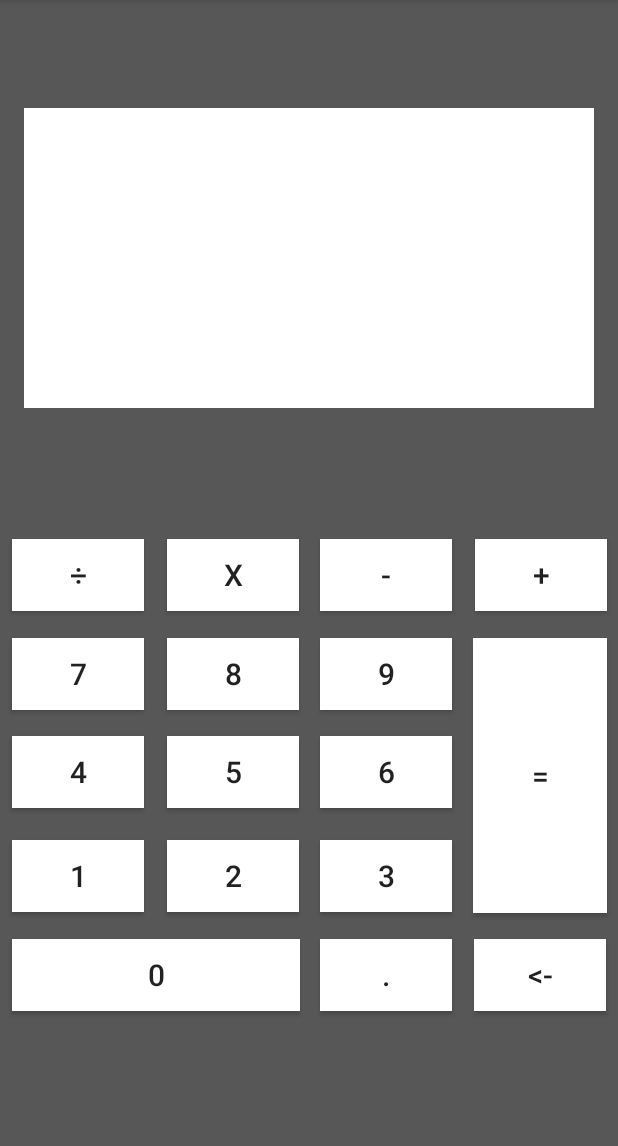
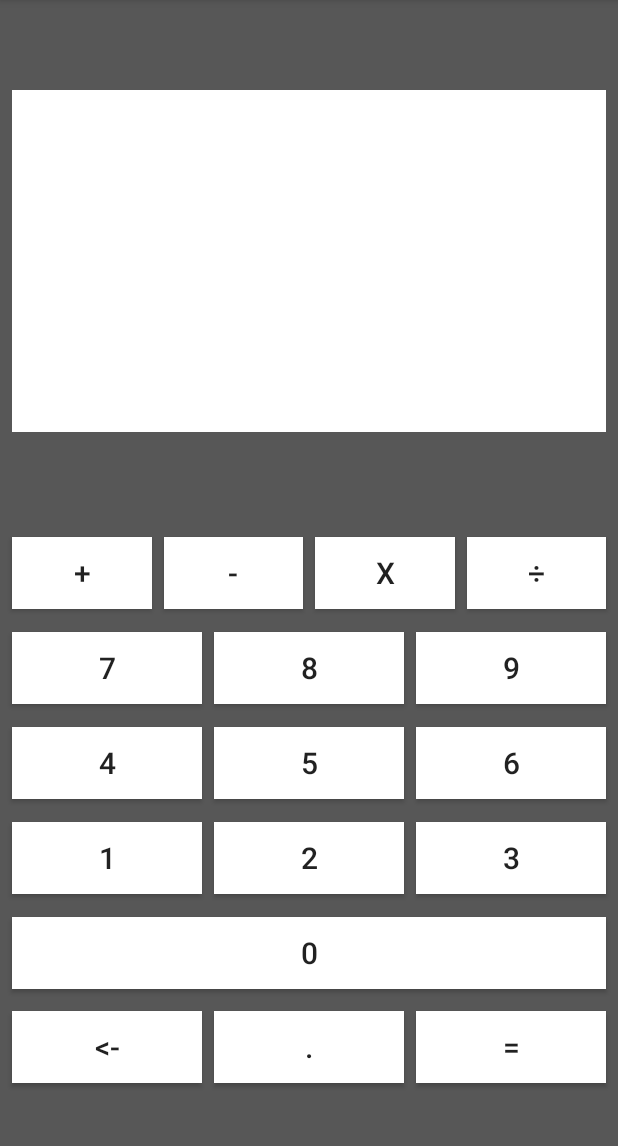
Before and after one commit to BR4C1N/Calculadora, an Android app: the screen it shows after launch (MainActivity), on a phone screen of 412 x 824 dp, the part 84-1230 px from its top. Run offline under Robolectric (Android 15) with nearby library versions, the phone set to English and light mode, and no system bars.

Commit message:
Alteração do Design

```diff
--- a/app/src/main/java/com/software/calculadora/MainActivity.java
+++ b/app/src/main/java/com/software/calculadora/MainActivity.java
@@ -57,13 +57,13 @@ public class MainActivity extends AppCompatActivity {
         botao8 = findViewById(R.id.botao8);
         botao9 = findViewById(R.id.botao9);
 
+        botaoAdicao = findViewById(R.id.botaoSomar);
+        botaoSubtrair = findViewById(R.id.botaoSubtrair);
+        botaoMultiplicacao = findViewById(R.id.botaoMultiplicar);
         botaoDivisao = findViewById(R.id.botaoDividir);
-        botaoMultiplicacao = findViewById(R.id.botaoMultiplicar);
-        botaoSubtrair = findViewById(R.id.botaoSubtrair);
-        botaoAdicao = findViewById(R.id.botaoAdicao);
+        botaoApagar = findViewById(R.id.botaoApagar);
         botaoPonto = findViewById(R.id.botaoPonto);
         botaoResultado = findViewById(R.id.botaoResultado);
-        botaoApagar = findViewById(R.id.botaoApagar);
 
         campoTexto = findViewById(R.id.campoTexto);
 
--- a/app/src/main/res/layout/activity_main.xml
+++ b/app/src/main/res/layout/activity_main.xml
@@ -8,231 +8,261 @@
     tools:context=".MainActivity">
 
     <Button
-        android:id="@+id/botaoDividir"
-        android:layout_width="wrap_content"
+        android:id="@+id/botaoSomar"
+        android:layout_width="0dp"
         android:layout_height="wrap_content"
         android:layout_marginStart="8dp"
-        android:layout_marginBottom="18dp"
+        android:layout_marginTop="70dp"
+        android:layout_marginEnd="4dp"
         android:background="#FFFFFF"
-        android:text="@string/divisao"
+        android:text="@string/somar"
         android:textSize="20sp"
-        app:layout_constraintBottom_toTopOf="@+id/botao7"
-        app:layout_constraintStart_toStartOf="parent" />
+        app:layout_constraintEnd_toStartOf="@+id/botaoSubtrair"
+        app:layout_constraintStart_toStartOf="parent"
+        app:layout_constraintTop_toBottomOf="@+id/campoTexto" />
 
     <Button
         android:id="@+id/botao9"
-        android:layout_width="wrap_content"
+        android:layout_width="0dp"
         android:layout_height="wrap_content"
-        android:layout_marginStart="14dp"
-        android:layout_marginEnd="14dp"
-        android:layout_marginBottom="17dp"
+        android:layout_marginStart="4dp"
+        android:layout_marginTop="15dp"
+        android:layout_marginEnd="8dp"
         android:background="#FFFFFF"
         android:text="@string/numero9"
         android:textSize="20sp"
-        app:layout_constraintBottom_toTopOf="@+id/botao6"
-        app:layout_constraintEnd_toStartOf="@+id/botaoResultado"
-        app:layout_constraintStart_toEndOf="@+id/botao8" />
+        app:layout_constraintEnd_toEndOf="parent"
+        app:layout_constraintStart_toEndOf="@+id/botao8"
+        app:layout_constraintTop_toBottomOf="@+id/botaoMultiplicar" />
 
     <Button
         android:id="@+id/botao6"
-        android:layout_width="wrap_content"
+        android:layout_width="0dp"
         android:layout_height="wrap_content"
-        android:layout_marginStart="14dp"
-        android:layout_marginEnd="14dp"
-        android:layout_marginBottom="21dp"
+        android:layout_marginStart="4dp"
+        android:layout_marginTop="15dp"
+        android:layout_marginEnd="8dp"
         android:background="#FFFFFF"
         android:text="@string/numero6"
         android:textSize="20sp"
-        app:layout_constraintBottom_toTopOf="@+id/botao3"
-        app:layout_constraintEnd_toStartOf="@+id/botaoResultado"
-        app:layout_constraintStart_toEndOf="@+id/botao5" />
+        app:layout_constraintEnd_toEndOf="parent"
+        app:layout_constraintStart_toEndOf="@+id/botao5"
+        app:layout_constraintTop_toBottomOf="@+id/botao9" />
 
     <Button
         android:id="@+id/botao8"
-        android:layout_width="wrap_content"
+        android:layout_width="0dp"
         android:layout_height="wrap_content"
-        android:layout_marginStart="15dp"
-        android:layout_marginBottom="17dp"
+        android:layout_marginStart="4dp"
+        android:layout_marginTop="15dp"
+        android:layout_marginEnd="4dp"
         android:background="#FFFFFF"
         android:text="@string/numero8"
         android:textSize="20sp"
-        app:layout_constraintBottom_toTopOf="@+id/botao5"
-        app:layout_constraintStart_toEndOf="@+id/botao7" />
+        app:layout_constraintEnd_toStartOf="@+id/botao9"
+        app:layout_constraintStart_toEndOf="@+id/botao7"
+        app:layout_constraintTop_toBottomOf="@+id/botaoSubtrair" />
 
     <Button
         android:id="@+id/botao0"
-        android:layout_width="192dp"
+        android:layout_width="0dp"
         android:layout_height="wrap_content"
         android:layout_marginStart="8dp"
-        android:layout_marginBottom="94dp"
+        android:layout_marginTop="15dp"
+        android:layout_marginEnd="8dp"
         android:background="#FFFFFF"
         android:text="@string/numero0"
         android:textSize="20sp"
-        app:layout_constraintBottom_toBottomOf="parent"
-        app:layout_constraintStart_toStartOf="parent" />
+        app:layout_constraintEnd_toEndOf="parent"
+        app:layout_constraintStart_toStartOf="parent"
+        app:layout_constraintTop_toBottomOf="@+id/botao1" />
 
     <Button
         android:id="@+id/botao5"
-        android:layout_width="wrap_content"
+        android:layout_width="0dp"
         android:layout_height="wrap_content"
-        android:layout_marginStart="15dp"
-        android:layout_marginBottom="21dp"
+        android:layout_marginStart="4dp"
+        android:layout_marginTop="15dp"
+        android:layout_marginEnd="4dp"
         android:background="#FFFFFF"
         android:text="@string/numero5"
         android:textSize="20sp"
-        app:layout_constraintBottom_toTopOf="@+id/botao2"
-        app:layout_constraintStart_toEndOf="@+id/botao4" />
+        app:layout_constraintEnd_toStartOf="@+id/botao6"
+        app:layout_constraintStart_toEndOf="@+id/botao4"
+        app:layout_constraintTop_toBottomOf="@+id/botao8" />
 
     <Button
-        android:id="@+id/botaoSubtrair"
-        android:layout_width="wrap_content"
+        android:id="@+id/botaoMultiplicar"
+        android:layout_width="0dp"
         android:layout_height="wrap_content"
-        android:layout_marginStart="14dp"
-        android:layout_marginBottom="18dp"
+        android:layout_marginStart="4dp"
+        android:layout_marginTop="70dp"
+        android:layout_marginEnd="4dp"
         android:background="#FFFFFF"
-        android:text="@string/subtracao"
+        android:text="@string/multiplicacao"
         android:textSize="20sp"
-        app:layout_constraintBottom_toTopOf="@+id/botao9"
-        app:layout_constraintStart_toEndOf="@+id/botaoMultiplicar"
+        app:layout_constraintEnd_toStartOf="@+id/botaoDividir"
+        app:layout_constraintStart_toEndOf="@+id/botaoSubtrair"
+        app:layout_constraintTop_toBottomOf="@+id/campoTexto"
         tools:ignore="TextContrastCheck" />
 
     <Button
         android:id="@+id/botao2"
-        android:layout_width="wrap_content"
+        android:layout_width="0dp"
         android:layout_height="wrap_content"
-        android:layout_marginStart="15dp"
-        android:layout_marginBottom="18dp"
+        android:layout_marginStart="4dp"
+        android:layout_marginTop="15dp"
+        android:layout_marginEnd="4dp"
         android:background="#FFFFFF"
         android:text="@string/numero2"
         android:textSize="20sp"
-        app:layout_constraintBottom_toTopOf="@+id/botao0"
-        app:layout_constraintStart_toEndOf="@+id/botao1" />
+        app:layout_constraintEnd_toStartOf="@+id/botao3"
+        app:layout_constraintStart_toEndOf="@+id/botao1"
+        app:layout_constraintTop_toBottomOf="@+id/botao5" />
 
     <Button
         android:id="@+id/botaoApagar"
-        android:layout_width="wrap_content"
+        android:layout_width="0dp"
         android:layout_height="wrap_content"
-        android:layout_marginStart="14dp"
-        android:layout_marginEnd="8dp"
-        android:layout_marginBottom="94dp"
+        android:layout_marginStart="8dp"
+        android:layout_marginTop="15dp"
+        android:layout_marginEnd="4dp"
+        android:layout_marginBottom="47dp"
         android:background="#FFFFFF"
         android:text="@string/apagar"
         android:textSize="20sp"
         app:layout_constraintBottom_toBottomOf="parent"
-        app:layout_constraintEnd_toEndOf="parent"
-        app:layout_constraintStart_toEndOf="@+id/botaoPonto" />
+        app:layout_constraintEnd_toStartOf="@+id/botaoPonto"
+        app:layout_constraintStart_toStartOf="parent"
+        app:layout_constraintTop_toBottomOf="@+id/botao0" />
 
     <Button
         android:id="@+id/botao3"
-        android:layout_width="wrap_content"
+        android:layout_width="0dp"
         android:layout_height="wrap_content"
-        android:layout_marginStart="14dp"
-        android:layout_marginEnd="14dp"
-        android:layout_marginBottom="18dp"
+        android:layout_marginStart="4dp"
+        android:layout_marginTop="15dp"
+        android:layout_marginEnd="8dp"
         android:background="#FFFFFF"
         android:text="@string/numero3"
         android:textSize="20sp"
-        app:layout_constraintBottom_toTopOf="@+id/botaoPonto"
-        app:layout_constraintEnd_toStartOf="@+id/botaoResultado"
-        app:layout_constraintStart_toEndOf="@+id/botao2" />
+        app:layout_constraintEnd_toEndOf="parent"
+        app:layout_constraintStart_toEndOf="@+id/botao2"
+        app:layout_constraintTop_toBottomOf="@+id/botao6" />
 
     <Button
         android:id="@+id/botao1"
-        android:layout_width="wrap_content"
+        android:layout_width="0dp"
         android:layout_height="wrap_content"
         android:layout_marginStart="8dp"
-        android:layout_marginBottom="18dp"
+        android:layout_marginTop="15dp"
+        android:layout_marginEnd="4dp"
         android:background="#FFFFFF"
         android:text="@string/numero1"
         android:textSize="20sp"
-        app:layout_constraintBottom_toTopOf="@+id/botao0"
+        app:layout_constraintEnd_toStartOf="@+id/botao2"
         app:layout_constraintStart_toStartOf="parent"
+        app:layout_constraintTop_toBottomOf="@+id/botao4"
         tools:ignore="TextContrastCheck" />
 
     <Button
         android:id="@+id/botao4"
-        android:layout_width="wrap_content"
+        android:layout_width="0dp"
         android:layout_height="wrap_content"
         android:layout_marginStart="8dp"
-        android:layout_marginBottom="21dp"
+        android:layout_marginTop="15dp"
+        android:layout_marginEnd="4dp"
         android:background="#FFFFFF"
         android:text="@string/numero4"
         android:textSize="20sp"
-        app:layout_constraintBottom_toTopOf="@+id/botao1"
-        app:layout_constraintStart_toStartOf="parent" />
+        app:layout_constraintEnd_toStartOf="@+id/botao5"
+        app:layout_constraintStart_toStartOf="parent"
+        app:layout_constraintTop_toBottomOf="@+id/botao7" />
 
     <Button
-        android:id="@+id/botaoAdicao"
-        android:layout_width="wrap_content"
+        android:id="@+id/botaoDividir"
+        android:layout_width="0dp"
         android:layout_height="wrap_content"
-        android:layout_marginStart="15dp"
-        android:layout_marginEnd="7dp"
-        android:layout_marginBottom="18dp"
+        android:layout_marginStart="4dp"
+        android:layout_marginTop="70dp"
+        android:layout_marginEnd="8dp"
         android:background="#FFFFFF"
-        android:text="@string/somar"
+        android:text="@string/divisao"
         android:textSize="20sp"
-        app:layout_constraintBottom_toTopOf="@+id/botaoResultado"
         app:layout_constraintEnd_toEndOf="parent"
-        app:layout_constraintStart_toEndOf="@+id/botaoSubtrair" />
+        app:layout_constraintStart_toEndOf="@+id/botaoMultiplicar"
+        app:layout_constraintTop_toBottomOf="@+id/campoTexto" />
 
     <Button
         android:id="@+id/botaoResultado"
-        android:layout_width="89dp"
-        android:layout_height="183dp"
-        android:layout_marginEnd="7dp"
-        android:layout_marginBottom="17dp"
+        android:layout_width="0dp"
+        android:layout_height="wrap_content"
+        android:layout_marginStart="4dp"
+        android:layout_marginTop="15dp"
+        android:layout_marginEnd="8dp"
+        android:layout_marginBottom="47dp"
         android:background="#FFFFFF"
         android:text="@string/resultado"
         android:textSize="20sp"
-        app:layout_constraintBottom_toTopOf="@+id/botaoApagar"
+        app:layout_constraintBottom_toBottomOf="parent"
         app:layout_constraintEnd_toEndOf="parent"
+        app:layout_constraintStart_toEndOf="@+id/botaoPonto"
+        app:layout_constraintTop_toBottomOf="@+id/botao0"
         tools:ignore="TextContrastCheck" />
 
     <Button
-        android:id="@+id/botaoMultiplicar"
-        android:layout_width="wrap_content"
+        android:id="@+id/botaoSubtrair"
+        android:layout_width="0dp"
         android:layout_height="wrap_content"
-        android:layout_marginStart="15dp"
-        android:layout_marginBottom="18dp"
+        android:layout_marginStart="4dp"
+        android:layout_marginTop="70dp"
+        android:layout_marginEnd="4dp"
         android:background="#FFFFFF"
-        android:text="@string/multiplicacao"
+        android:text="@string/subtracao"
         android:textSize="20sp"
-        app:layout_constraintBottom_toTopOf="@+id/botao8"
-        app:layout_constraintStart_toEndOf="@+id/botaoDividir" />
+        app:layout_constraintEnd_toStartOf="@+id/botaoMultiplicar"
+        app:layout_constraintStart_toEndOf="@+id/botaoSomar"
+        app:layout_constraintTop_toBottomOf="@+id/campoTexto" />
 
     <Button
         android:id="@+id/botaoPonto"
-        android:layout_width="wrap_content"
+        android:layout_width="0dp"
         android:layout_height="wrap_content"
-        android:layout_marginStart="13dp"
-        android:layout_marginBottom="94dp"
+        android:layout_marginStart="4dp"
+        android:layout_marginTop="15dp"
+        android:layout_marginEnd="4dp"
+        android:layout_marginBottom="47dp"
         android:background="#FFFFFF"
         android:text="@string/ponto"
         android:textSize="20sp"
         app:layout_constraintBottom_toBottomOf="parent"
-        app:layout_constraintStart_toEndOf="@+id/botao0"
+        app:layout_constraintEnd_toStartOf="@+id/botaoResultado"
+        app:layout_constraintStart_toEndOf="@+id/botaoApagar"
+        app:layout_constraintTop_toBottomOf="@+id/botao0"
         tools:ignore="TextContrastCheck" />
 
     <Button
         android:id="@+id/botao7"
-        android:layout_width="wrap_content"
+        android:layout_width="0dp"
         android:layout_height="wrap_content"
         android:layout_marginStart="8dp"
-        android:layout_marginBottom="17dp"
+        android:layout_marginTop="15dp"
+        android:layout_marginEnd="4dp"
         android:background="#FFFFFF"
         android:text="@string/numero7"
         android:textSize="20sp"
-        app:layout_constraintBottom_toTopOf="@+id/botao4"
-        app:layout_constraintStart_toStartOf="parent" />
+        app:layout_constraintEnd_toStartOf="@+id/botao8"
+        app:layout_constraintStart_toStartOf="parent"
+        app:layout_constraintTop_toBottomOf="@+id/botaoSomar" />
 
     <TextView
         android:id="@+id/campoTexto"
-        android:layout_width="380dp"
-        android:layout_height="200dp"
-        android:layout_marginStart="205dp"
-        android:layout_marginTop="140dp"
-        android:layout_marginEnd="206dp"
-        android:layout_marginBottom="564dp"
+        android:layout_width="0dp"
+        android:layout_height="0dp"
+        android:layout_marginStart="8dp"
+        android:layout_marginTop="60dp"
+        android:layout_marginEnd="8dp"
+        android:layout_marginBottom="480dp"
         android:background="#FFFFFF"
         android:textAlignment="center"
         android:textColor="#000000"
```
